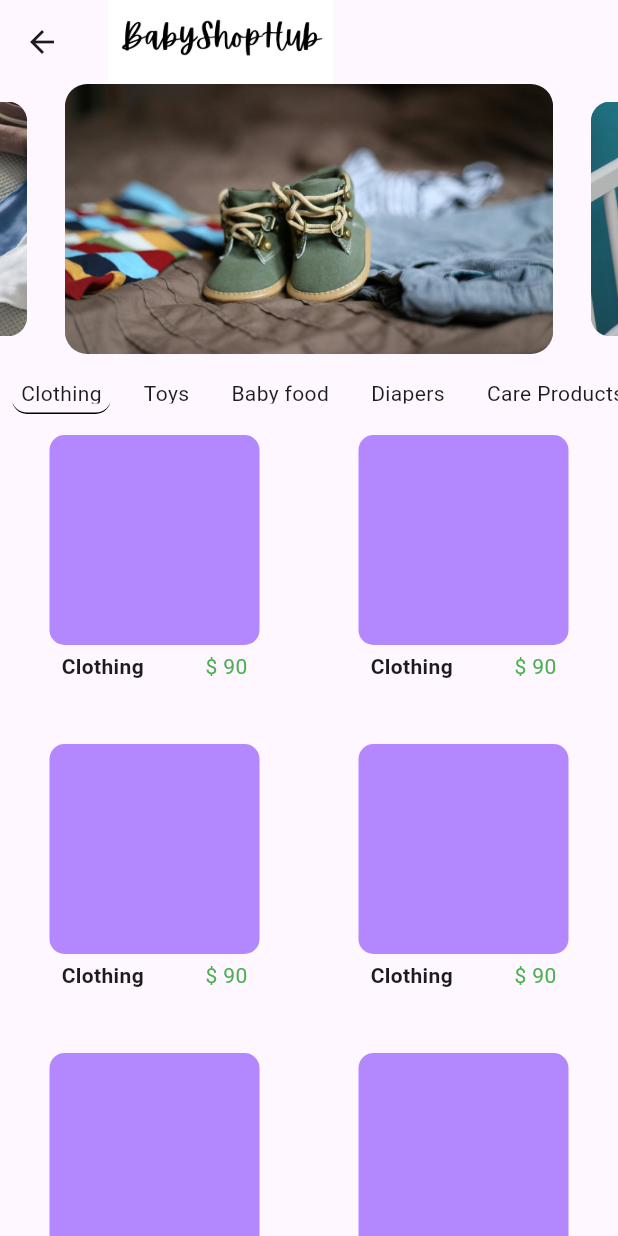
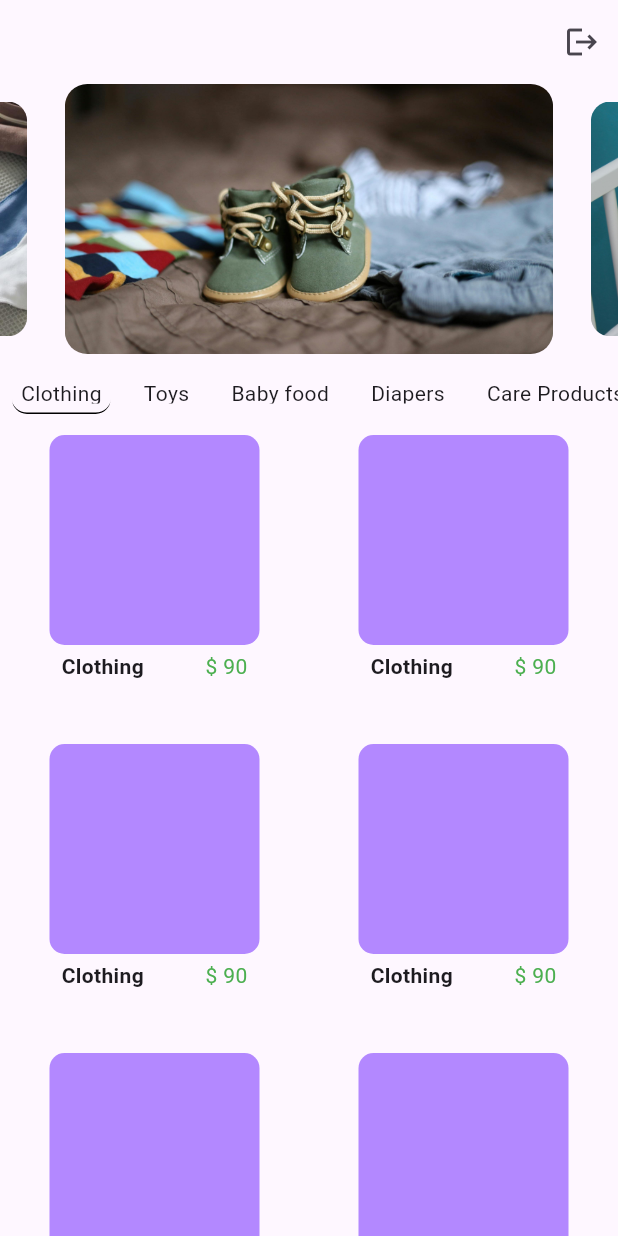
Before and after one commit to Fizahere/BabyShop, a Flutter app: the HomeScreen screen opened directly, after a tap on "Clothing", on a phone screen of 412 x 824 dp. Run offline on Flutter 3.47's test engine with Material 3 defaults, Android fonts, the phone set to English and light mode, and no system bars; drawn by our look-alikes of carousel_slider; our stand-ins replace cloud_firestore, firebase_auth, firebase_core, shared_preferences; missing offline and left inert: dart:js; accounts and stored records are empty.

Commit message:
[thursday]

```diff
--- a/lib/Auth/Login.dart
+++ b/lib/Auth/Login.dart
@@ -1,5 +1,7 @@
+import 'package:baby_shop/ClientSite/Home.dart';
 import 'package:firebase_auth/firebase_auth.dart';
 import 'package:flutter/material.dart';
+import 'package:shared_preferences/shared_preferences.dart';
 import '../ClientSite/product_detail.dart';
 import '../components/buttons.dart';
 import '../components/loader.dart';
@@ -71,8 +73,10 @@ class _LoginFormState extends State<LoginForm> {
                             signupLoading=true;
                             await FirebaseAuth.instance.signInWithEmailAndPassword(
                                 email: u_email, password: u_password);
+                            SharedPreferences userCred = await SharedPreferences.getInstance();
+                            userCred.setString("email", userEmail.text);
                             signupLoading=false;
-                            Navigator.push(context,MaterialPageRoute(builder:(context)=>ProductDetailScreen()));
+                            Navigator.push(context,MaterialPageRoute(builder:(context)=>Home()));
                             ScaffoldMessenger.of(context as BuildContext).showSnackBar(
                               SnackBar(
                                 content: Text('logged in'),
--- a/lib/ClientSite/home_screen.dart
+++ b/lib/ClientSite/home_screen.dart
@@ -1,6 +1,9 @@
+import 'package:baby_shop/Auth/Login.dart';
 import 'package:carousel_slider/carousel_slider.dart';
+import 'package:firebase_auth/firebase_auth.dart';
 import 'package:flutter/cupertino.dart';
 import 'package:flutter/material.dart';
+import 'package:shared_preferences/shared_preferences.dart';
 
 import '../components/grid.dart';
 
@@ -20,16 +23,48 @@ List sliderImages=[
 
 List tabs = [ "Clothing", "Toys", "Baby food", "Diapers","Care Products"];
 int current = 0;
-  @override
+
+String userEmail = "";
+
+Future getUserData()async{
+  SharedPreferences userCred = await SharedPreferences.getInstance();
+  var uEmail = userCred.getString("email");
+  return uEmail;
+}
+
+@override
+  void initState() {
+    // TODO: implement initState
+  getUserData().then((value) {
+    setState(() {
+      userEmail = value;
+    });
+  });
+  super.initState();
+  }
+
+
+@override
   Widget build(BuildContext context) {
     return Scaffold(
-      appBar: AppBar(title: Image.asset('images/logo.png',height: 150,width: 150,),),
+      appBar: AppBar(
+        title: Text(userEmail),
+      automaticallyImplyLeading: false,
+       actions: [
+         IconButton(onPressed: ()async{
+           await FirebaseAuth.instance.signOut();
+           SharedPreferences userCred = await SharedPreferences.getInstance();
+           userCred.clear();
+           Navigator.push(context,  MaterialPageRoute(builder: (context) => const LoginForm(),));
+         }, icon: const Icon(Icons.logout))
+       ],
+      ),
       body: SingleChildScrollView(
         child: Column(
           crossAxisAlignment: CrossAxisAlignment.start,
           children: [
             CarouselSlider(items: List.generate(sliderImages.length, (index) => Container(
-            margin: EdgeInsets.symmetric(horizontal: 2),
+            margin: const EdgeInsets.symmetric(horizontal: 2),
               height: 180,
               width: double.infinity,
               decoration: BoxDecoration(
@@ -48,7 +83,7 @@ int current = 0;
                   enlargeCenterPage: true,
                 )),
 
-            SizedBox(height: 10,),
+            const SizedBox(height: 10,),
 
             Container(
               height: 30,
@@ -63,8 +98,8 @@ int current = 0;
                     });
                   },
                   child: Container(
-                    margin: EdgeInsets.symmetric(horizontal: 8),
-                    padding: EdgeInsets.all(6.0),
+                    margin: const EdgeInsets.symmetric(horizontal: 8),
+                    padding: const EdgeInsets.all(6.0),
                     decoration: BoxDecoration(
                       borderRadius: BorderRadius.circular(10),
                       border:
@@ -75,7 +110,7 @@ int current = 0;
                 );
               },)),
             ),
-            SizedBox(height: 10,),
+            const SizedBox(height: 10,),
             Grid(),
           ],
         ),
```
Also changed, not shown: lib/ClientSite/product_detail.dart (+6 -3 lines), lib/main.dart (+44 -1 lines), pubspec.yaml (+8 -7 lines), pubspec.lock, 3 other files.
